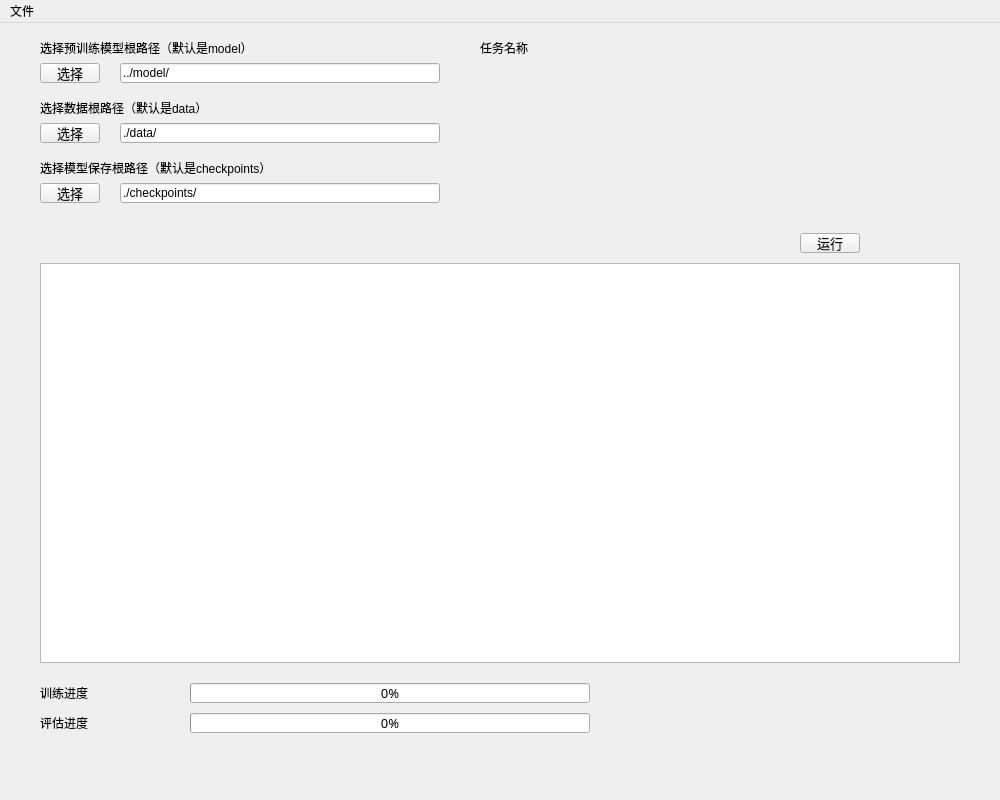
First picture: the form in MainWindow.ui, repository hoohooer/NLP_Pytorch_Main, before the edit.
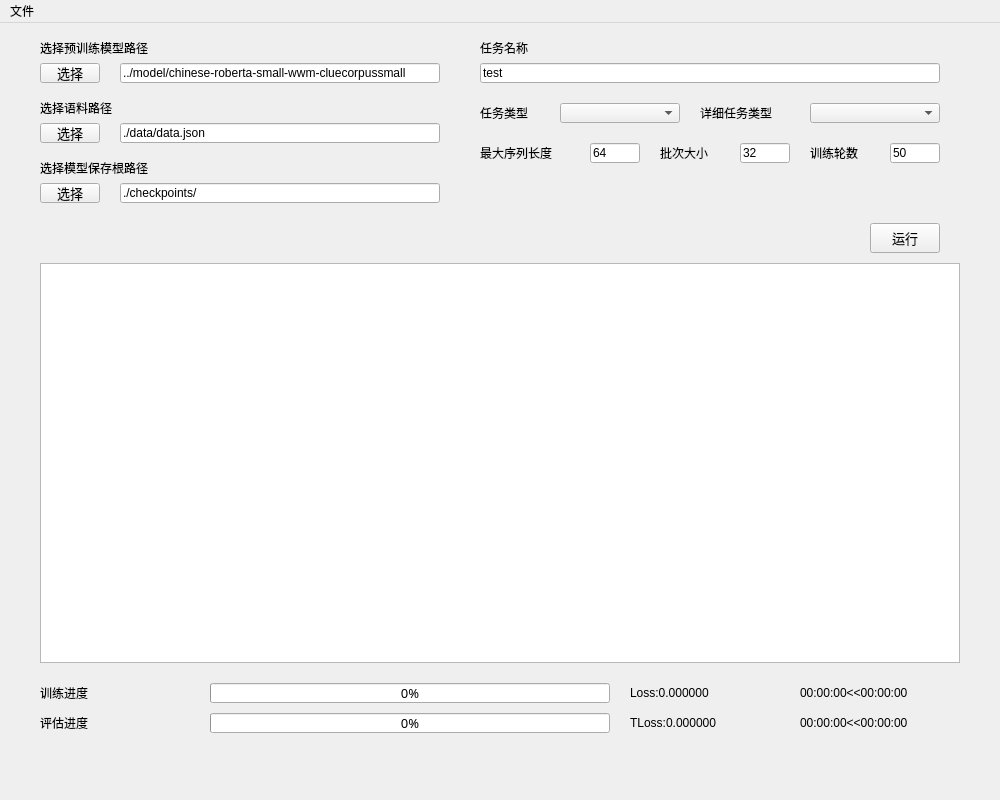
Second picture: the form after the edit. Icons and pictures are not drawn.

What changed in the file:
```diff
--- a/MainWindow.ui
+++ b/MainWindow.ui
@@ -49,7 +49,7 @@
      <string notr="true">font: 12pt &quot;宋体&quot;;</string>
     </property>
     <property name="text">
-     <string>选择预训练模型根路径（默认是model）</string>
+     <string>选择预训练模型路径</string>
     </property>
    </widget>
    <widget class="QLineEdit" name="lineEdit_PretrainedModel">
@@ -62,7 +62,7 @@
      </rect>
     </property>
     <property name="text">
-     <string>../model/</string>
+     <string>../model/chinese-roberta-small-wwm-cluecorpussmall</string>
     </property>
     <property name="readOnly">
      <bool>false</bool>
@@ -78,7 +78,7 @@
      </rect>
     </property>
     <property name="text">
-     <string>./data/</string>
+     <string>./data/data.json</string>
     </property>
     <property name="readOnly">
      <bool>false</bool>
@@ -119,7 +119,7 @@
      <string notr="true">font: 12pt &quot;宋体&quot;;</string>
     </property>
     <property name="text">
-     <string>选择数据根路径（默认是data）</string>
+     <string>选择语料路径</string>
     </property>
    </widget>
    <widget class="QLabel" name="label_BestModel">
@@ -135,7 +135,7 @@
      <string notr="true">font: 12pt &quot;宋体&quot;;</string>
     </property>
     <property name="text">
-     <string>选择模型保存根路径（默认是checkpoints）</string>
+     <string>选择模型保存根路径</string>
     </property>
    </widget>
    <widget class="QLineEdit" name="lineEdit_BestModel">
@@ -181,7 +181,7 @@
      <rect>
       <x>480</x>
       <y>10</y>
-      <width>320</width>
+      <width>100</width>
       <height>30</height>
      </rect>
     </property>
@@ -211,10 +211,10 @@
    <widget class="QPushButton" name="pushButton_RunParse">
     <property name="geometry">
      <rect>
-      <x>800</x>
-      <y>210</y>
-      <width>60</width>
-      <height>20</height>
+      <x>870</x>
+      <y>200</y>
+      <width>70</width>
+      <height>30</height>
      </rect>
     </property>
     <property name="font">
@@ -233,7 +233,7 @@
    <widget class="QProgressBar" name="progressBar_Train">
     <property name="geometry">
      <rect>
-      <x>190</x>
+      <x>210</x>
       <y>660</y>
       <width>400</width>
       <height>20</height>
@@ -263,7 +263,7 @@
      <rect>
       <x>40</x>
       <y>660</y>
-      <width>100</width>
+      <width>160</width>
       <height>20</height>
      </rect>
     </property>
@@ -277,7 +277,7 @@
    <widget class="QProgressBar" name="progressBar_Dev">
     <property name="geometry">
      <rect>
-      <x>190</x>
+      <x>210</x>
       <y>690</y>
       <width>400</width>
       <height>20</height>
@@ -307,7 +307,7 @@
      <rect>
       <x>40</x>
       <y>690</y>
-      <width>100</width>
+      <width>160</width>
       <height>20</height>
      </rect>
     </property>
@@ -318,6 +318,264 @@
      <string>评估进度</string>
     </property>
    </widget>
+   <widget class="QLabel" name="label_TrainTimer">
+    <property name="geometry">
+     <rect>
+      <x>800</x>
+      <y>660</y>
+      <width>161</width>
+      <height>20</height>
+     </rect>
+    </property>
+    <property name="styleSheet">
+     <string notr="true">font: 12pt &quot;宋体&quot;;</string>
+    </property>
+    <property name="text">
+     <string>00:00:00&lt;&lt;00:00:00</string>
+    </property>
+   </widget>
+   <widget class="QLabel" name="label_DevTimer">
+    <property name="geometry">
+     <rect>
+      <x>800</x>
+      <y>690</y>
+      <width>161</width>
+      <height>20</height>
+     </rect>
+    </property>
+    <property name="styleSheet">
+     <string notr="true">font: 12pt &quot;宋体&quot;;</string>
+    </property>
+    <property name="text">
+     <string>00:00:00&lt;&lt;00:00:00</string>
+    </property>
+   </widget>
+   <widget class="QLineEdit" name="lineEdit_TaskName">
+    <property name="geometry">
+     <rect>
+      <x>480</x>
+      <y>40</y>
+      <width>460</width>
+      <height>20</height>
+     </rect>
+    </property>
+    <property name="text">
+     <string>test</string>
+    </property>
+    <property name="readOnly">
+     <bool>false</bool>
+    </property>
+   </widget>
+   <widget class="QComboBox" name="comboBox_TaskType">
+    <property name="geometry">
+     <rect>
+      <x>560</x>
+      <y>80</y>
+      <width>120</width>
+      <height>20</height>
+     </rect>
+    </property>
+    <property name="font">
+     <font>
+      <family>宋体</family>
+     </font>
+    </property>
+    <item>
+     <property name="text">
+      <string/>
+     </property>
+    </item>
+    <item>
+     <property name="text">
+      <string>文本分类</string>
+     </property>
+    </item>
+    <item>
+     <property name="text">
+      <string>实体识别</string>
+     </property>
+    </item>
+   </widget>
+   <widget class="QLabel" name="label_TaskType">
+    <property name="geometry">
+     <rect>
+      <x>480</x>
+      <y>80</y>
+      <width>70</width>
+      <height>20</height>
+     </rect>
+    </property>
+    <property name="styleSheet">
+     <string notr="true">font: 12pt &quot;宋体&quot;;</string>
+    </property>
+    <property name="text">
+     <string>任务类型</string>
+    </property>
+   </widget>
+   <widget class="QComboBox" name="comboBox_TaskTypeDetail">
+    <property name="geometry">
+     <rect>
+      <x>810</x>
+      <y>80</y>
+      <width>130</width>
+      <height>20</height>
+     </rect>
+    </property>
+    <property name="font">
+     <font>
+      <family>宋体</family>
+     </font>
+    </property>
+    <item>
+     <property name="text">
+      <string/>
+     </property>
+    </item>
+   </widget>
+   <widget class="QLabel" name="label_TaskTypeDetail">
+    <property name="geometry">
+     <rect>
+      <x>700</x>
+      <y>80</y>
+      <width>100</width>
+      <height>20</height>
+     </rect>
+    </property>
+    <property name="styleSheet">
+     <string notr="true">font: 12pt &quot;宋体&quot;;</string>
+    </property>
+    <property name="text">
+     <string>详细任务类型</string>
+    </property>
+   </widget>
+   <widget class="QLabel" name="label_MaxSeqLen">
+    <property name="geometry">
+     <rect>
+      <x>480</x>
+      <y>120</y>
+      <width>100</width>
+      <height>20</height>
+     </rect>
+    </property>
+    <property name="styleSheet">
+     <string notr="true">font: 12pt &quot;宋体&quot;;</string>
+    </property>
+    <property name="text">
+     <string>最大序列长度</string>
+    </property>
+   </widget>
+   <widget class="QLineEdit" name="lineEdit_MaxSeqLen">
+    <property name="geometry">
+     <rect>
+      <x>590</x>
+      <y>120</y>
+      <width>50</width>
+      <height>20</height>
+     </rect>
+    </property>
+    <property name="text">
+     <string>64</string>
+    </property>
+    <property name="readOnly">
+     <bool>false</bool>
+    </property>
+   </widget>
+   <widget class="QLineEdit" name="lineEdit_BatchSize">
+    <property name="geometry">
+     <rect>
+      <x>740</x>
+      <y>120</y>
+      <width>50</width>
+      <height>20</height>
+     </rect>
+    </property>
+    <property name="text">
+     <string>32</string>
+    </property>
+    <property name="readOnly">
+     <bool>false</bool>
+    </property>
+   </widget>
+   <widget class="QLabel" name="label_BatchSize">
+    <property name="geometry">
+     <rect>
+      <x>660</x>
+      <y>120</y>
+      <width>70</width>
+      <height>20</height>
+     </rect>
+    </property>
+    <property name="styleSheet">
+     <string notr="true">font: 12pt &quot;宋体&quot;;</string>
+    </property>
+    <property name="text">
+     <string>批次大小</string>
+    </property>
+   </widget>
+   <widget class="QLabel" name="label_Epochs">
+    <property name="geometry">
+     <rect>
+      <x>810</x>
+      <y>120</y>
+      <width>70</width>
+      <height>20</height>
+     </rect>
+    </property>
+    <property name="styleSheet">
+     <string notr="true">font: 12pt &quot;宋体&quot;;</string>
+    </property>
+    <property name="text">
+     <string>训练轮数</string>
+    </property>
+   </widget>
+   <widget class="QLineEdit" name="lineEdit_Epochs">
+    <property name="geometry">
+     <rect>
+      <x>890</x>
+      <y>120</y>
+      <width>50</width>
+      <height>20</height>
+     </rect>
+    </property>
+    <property name="text">
+     <string>50</string>
+    </property>
+    <property name="readOnly">
+     <bool>false</bool>
+    </property>
+   </widget>
+   <widget class="QLabel" name="label_TrainLoss">
+    <property name="geometry">
+     <rect>
+      <x>630</x>
+      <y>660</y>
+      <width>160</width>
+      <height>20</height>
+     </rect>
+    </property>
+    <property name="styleSheet">
+     <string notr="true">font: 12pt &quot;宋体&quot;;</string>
+    </property>
+    <property name="text">
+     <string>Loss:0.000000</string>
+    </property>
+   </widget>
+   <widget class="QLabel" name="label_DevLoss">
+    <property name="geometry">
+     <rect>
+      <x>630</x>
+      <y>690</y>
+      <width>160</width>
+      <height>20</height>
+     </rect>
+    </property>
+    <property name="styleSheet">
+     <string notr="true">font: 12pt &quot;宋体&quot;;</string>
+    </property>
+    <property name="text">
+     <string>TLoss:0.000000</string>
+    </property>
+   </widget>
   </widget>
   <widget class="QMenuBar" name="menubar">
    <property name="geometry">
```
Left out of the diff: 7 changed lines with no effect on the pictures.
